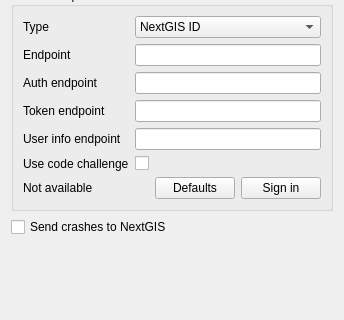
nextgis/qgis, file src/ui/ngauthoptions.ui: the form before one commit; both pictures show x 0 to 344 and y 170 to 490 of the 344 by 490 pixel window.
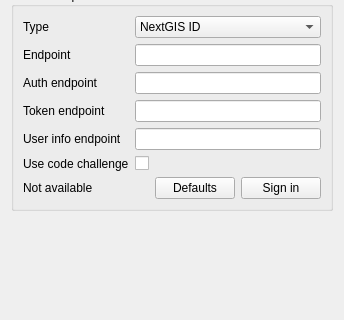
The form after the commit.

Patch:
```diff
--- a/src/ui/ngauthoptions.ui
+++ b/src/ui/ngauthoptions.ui
@@ -214,22 +214,6 @@
      </layout>
     </widget>
    </item>
-   <item>
-    <widget class="QCheckBox" name="sendCrashes">
-     <property name="enabled">
-      <bool>true</bool>
-     </property>
-     <property name="sizePolicy">
-      <sizepolicy hsizetype="Minimum" vsizetype="Preferred">
-       <horstretch>0</horstretch>
-       <verstretch>0</verstretch>
-      </sizepolicy>
-     </property>
-     <property name="text">
-      <string>Send crashes to NextGIS</string>
-     </property>
-    </widget>
-   </item>
    <item>
     <spacer name="verticalSpacer_13">
      <property name="orientation">
```
